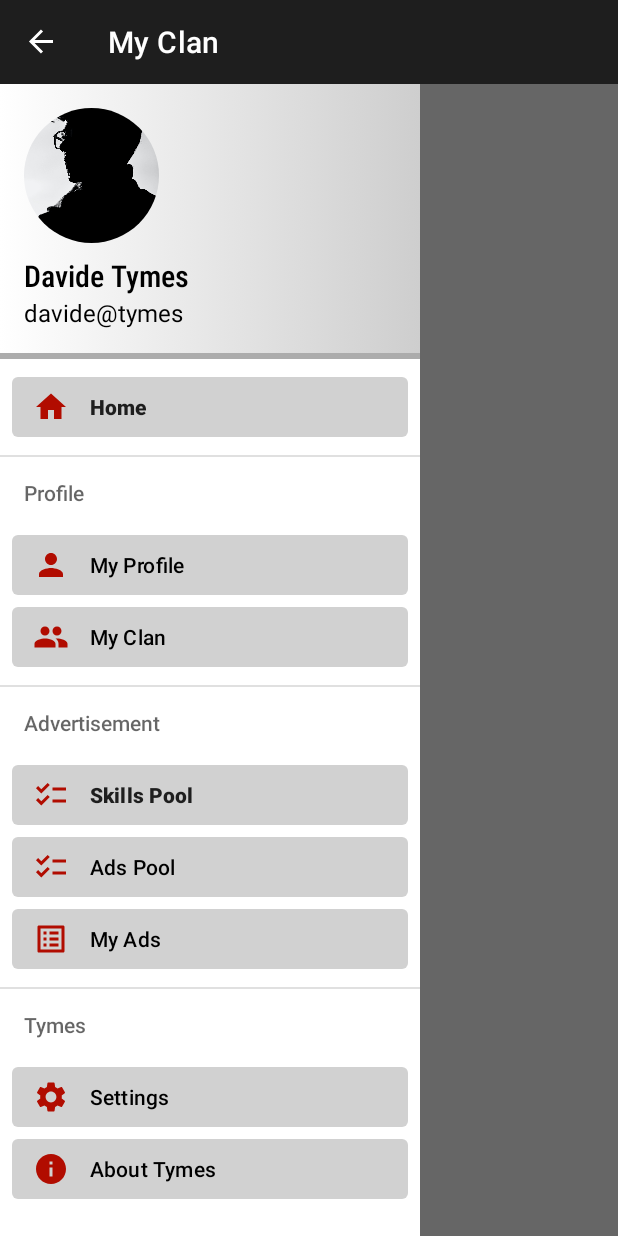
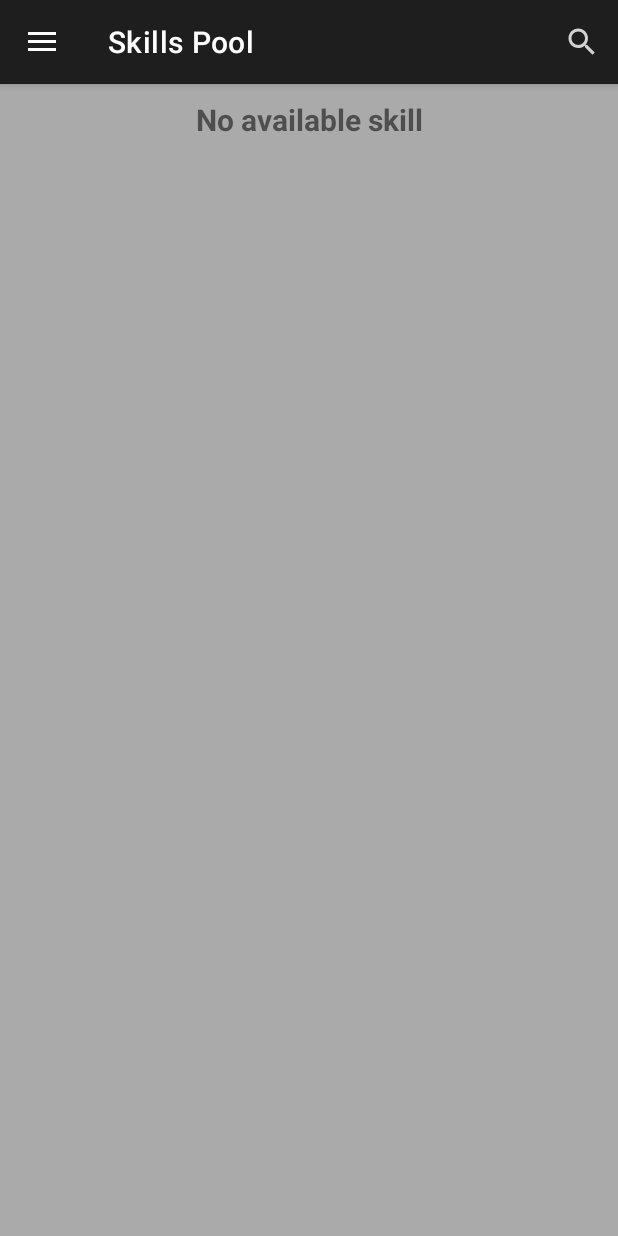
Before and after one commit to Smmehdihosseini/TymesBanking, an Android app: the TimeSlotDetailsFragment screen opened through its navigation route, in the side drawer, after a tap on "Skills Pool", on a phone screen of 412 x 824 dp. Run offline under Robolectric (Android 15) with nearby library versions, the light colour scheme and no system bars; our stand-ins replace Firebase (no records; nobody signed in at launch, a user with empty details on screens opened directly).

Commit message:
Small fixes + Code cleaning

```diff
--- a/app/src/main/java/it/polito/mad/g28/tymes/EditProfileActivity.kt
+++ b/app/src/main/java/it/polito/mad/g28/tymes/EditProfileActivity.kt
@@ -126,7 +126,6 @@ class EditProfileActivity : Fragment() {
         val etNickname = activity?.findViewById<EditText>(R.id.edit_user_nickname)?.text.toString()
         val etUsername = activity?.findViewById<EditText>(R.id.edit_user_username)?.text.toString()
         val etBiography = activity?.findViewById<EditText>(R.id.edit_user_bio)?.text.toString()
-//        val etSkills = activity?.findViewById<EditText>(R.id.edit_user_skills)?.text.toString()
         val etLocation = activity?.findViewById<EditText>(R.id.edit_user_location)?.text.toString()
         val etEmail = activity?.findViewById<EditText>(R.id.edit_user_email)?.text.toString()
         val etWebpage = activity?.findViewById<EditText>(R.id.edit_user_webpage)?.text.toString()
--- a/app/src/main/java/it/polito/mad/g28/tymes/MainActivity.kt
+++ b/app/src/main/java/it/polito/mad/g28/tymes/MainActivity.kt
@@ -32,7 +32,7 @@ class MainActivity : AppCompatActivity() {
     private var signInRequest: BeginSignInRequest? = null
     private val REQ_ONE_TAP: Int = 1337
     private lateinit var auth: FirebaseAuth
-    private val viewModel : ProfileVM by viewModels()
+    private val profileVM : ProfileVM by viewModels()
 
     override fun onCreate(savedInstanceState: Bundle?) {
         super.onCreate(savedInstanceState)
@@ -64,6 +64,7 @@ class MainActivity : AppCompatActivity() {
                 R.id.home -> changeFrag(Home(), it.title.toString())
                 R.id.my_profile_icon -> changeFrag(ShowProfileActivity(), it.title.toString())
                 R.id.my_clan_icon -> changeFrag(clanFragement(), it.title.toString())
+                R.id.ic_skill -> changeFrag(SkillListFragment(), it.title.toString())
                 R.id.all_tslots_list_icon -> changeFrag(TimeSlotListFragment(), it.title.toString())
                 R.id.my_tslots_icon -> changeFrag(TimeSlotDetailsFragment(), it.title.toString())
                 R.id.tymes_settings_icon -> changeFrag(SettingsFragment(), it.title.toString())
@@ -117,7 +118,7 @@ class MainActivity : AppCompatActivity() {
     override fun onStart() {
         super.onStart()
 
-        Log.d("lifecycle", "onstart")
+        Log.d("lifecycle", "Starting the Application")
 
         // Restore user data from DB and update viewModel
         val currentUser = Firebase.auth.currentUser
@@ -138,8 +139,8 @@ class MainActivity : AppCompatActivity() {
                     val location = map?.get("location").toString()
                     val webpage = map?.get("webpage").toString()
 
-                    Log.d("lifecycle", "Putting ${name.toString()}")
-                    viewModel.updateProfile(name.toString(), nickname, username, biography, skills, location, email.toString(), webpage)
+                    Log.d("lifecycle", "Updating user profile")
+                    profileVM.updateProfile(name.toString(), nickname, username, biography, skills, location, email.toString(), webpage)
                 }
         }
     }
@@ -155,13 +156,13 @@ class MainActivity : AppCompatActivity() {
             val user = User(uid,name, null, null, null, null, null, email, null)
 
             // When the user authenticates, update DB
-            viewModel.updateProfile(name.toString(), "", "", "", "", "", email.toString(), "")
+            profileVM.updateProfile(name.toString(), "", "", "", "", "", email.toString(), "")
             database.collection("users").document(uid).set(user)
                 .addOnSuccessListener {Log.d("lifecycle", "successfully created user with uid: $uid")}
         }
     }
 
-    private fun changeFrag(fragment: Fragment, title: String){
+    fun changeFrag(fragment: Fragment, title: String){
         val fragmentManager = supportFragmentManager
         val fragmentTransaction = fragmentManager.beginTransaction()
         fragmentTransaction
--- a/app/src/main/java/it/polito/mad/g28/tymes/MyAdRecyclerViewAdapter.kt
+++ b/app/src/main/java/it/polito/mad/g28/tymes/MyAdRecyclerViewAdapter.kt
@@ -12,10 +12,6 @@ class MyAdRecyclerViewAdapter(
 ) : RecyclerView.Adapter<MyAdRecyclerViewAdapter.ViewHolder>() {
 
     inner class ViewHolder(v:View ): RecyclerView.ViewHolder(v) {
-
-//        init {
-//            itemView.setOnClickListener {onAdClick(itemView) }
-//        }
 
         val price: TextView = v.findViewById(R.id.rvitem_price)
         val date: TextView = v.findViewById(R.id.rvitem_date)
--- a/app/src/main/java/it/polito/mad/g28/tymes/ShowProfileActivity.kt
+++ b/app/src/main/java/it/polito/mad/g28/tymes/ShowProfileActivity.kt
@@ -23,6 +23,7 @@ class ShowProfileActivity : Fragment() {
 
     override fun onViewCreated(view: View, savedInstanceState: Bundle?) {
         super.onViewCreated(view, savedInstanceState)
+
 
         val tvFullName = activity?.findViewById<TextView>(R.id.user_fullname)
         val tvNickname = activity?.findViewById<TextView>(R.id.user_nickname)
--- a/app/src/main/java/it/polito/mad/g28/tymes/SkillListFragment.kt
+++ b/app/src/main/java/it/polito/mad/g28/tymes/SkillListFragment.kt
@@ -47,6 +47,7 @@ class SkillListFragment : Fragment() {
                     Log.w("error", "Listen failed in skill Adapter", e)
                     return@addSnapshotListener
                 }
+                skillList.clear()
 
                 for (skill in skills!!) {
                     skillList.add(SkillItem(skill.data.get("skill").toString()))
@@ -101,7 +102,6 @@ class SkillListFragment : Fragment() {
 
         val fragmentTransaction = parentFragmentManager.beginTransaction()
 
-        Log.d("lifecycle", skill.skill)
         fragmentTransaction
             .replace(R.id.fragmentContainerView, TimeSlotListFragment())
             .addToBackStack(null)
--- a/app/src/main/java/it/polito/mad/g28/tymes/TimeSlotEditFragment.kt
+++ b/app/src/main/java/it/polito/mad/g28/tymes/TimeSlotEditFragment.kt
@@ -100,7 +100,7 @@ class TimeSlotEditFragment : Fragment() {
         val etPrice = activity?.findViewById<EditText>(R.id.edit_ad_price)?.text.toString()
         val etDate = activity?.findViewById<EditText>(R.id.edit_ad_date)?.text.toString()
 
-        viewModel.updateAd(etAuthor, etSkill, etAvailability, etDescription, etLocation, etPrice, etDate)
+        viewModel.updateAd(etAuthor, etSkill, etAvailability, etDescription, etPrice, etLocation, etDate)
 
         val database = Firebase.firestore
         val sharedPref = activity?.getPreferences(Context.MODE_PRIVATE)
```
Also changed, not shown: app/src/main/java/it/polito/mad/g28/tymes/SkillRecyclerViewAdapter.kt (+0 -9 lines), app/src/main/java/it/polito/mad/g28/tymes/TimeSlotDetailsFragment.kt (+0 -22 lines).
